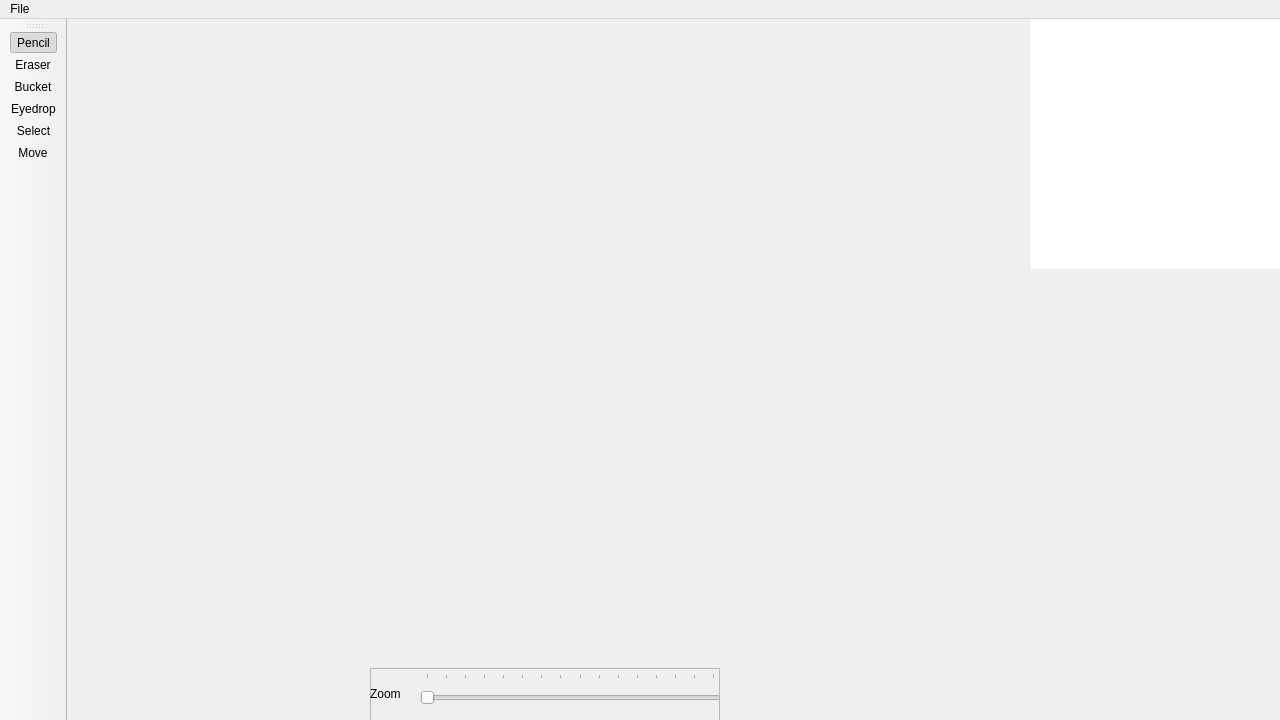
Kalean75/Sprite_Editor, file view.ui: the form before one commit.
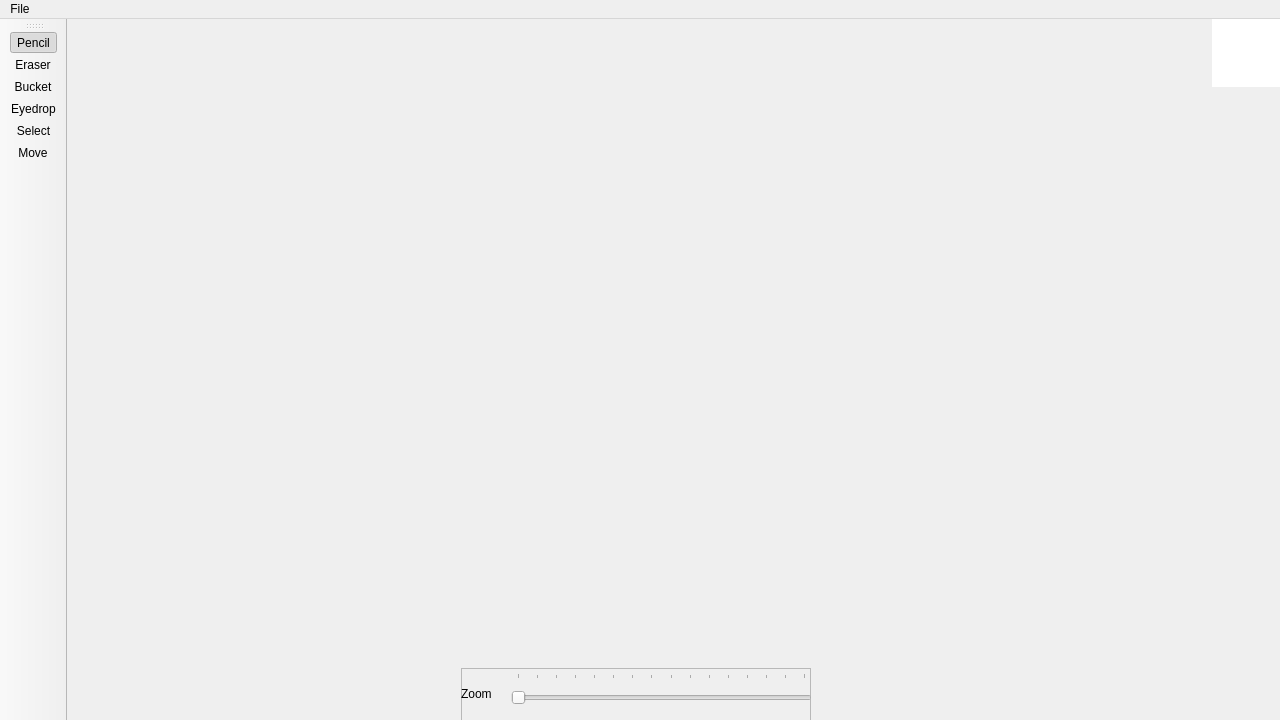
The form after the commit. Icons and pictures are not drawn.

Commit message: Move palette to its own panel class and allow it to be resized

The edit to the form file:
```diff
--- a/view.ui
+++ b/view.ui
@@ -200,10 +200,10 @@
          <enum>Qt::SolidLine</enum>
         </property>
         <property name="rowCount">
-         <number>5</number>
+         <number>0</number>
         </property>
         <property name="columnCount">
-         <number>5</number>
+         <number>0</number>
         </property>
         <attribute name="horizontalHeaderVisible">
          <bool>false</bool>
@@ -229,16 +229,6 @@
         <attribute name="verticalHeaderHighlightSections">
          <bool>true</bool>
         </attribute>
-        <row/>
-        <row/>
-        <row/>
-        <row/>
-        <row/>
-        <column/>
-        <column/>
-        <column/>
-        <column/>
-        <column/>
        </widget>
       </item>
       <item>
```
The commit also changes 6 other files.
